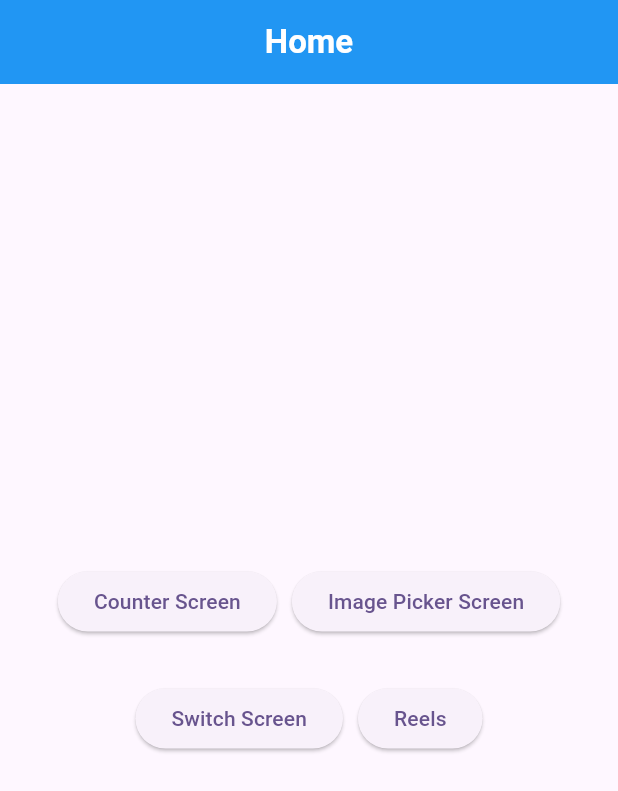
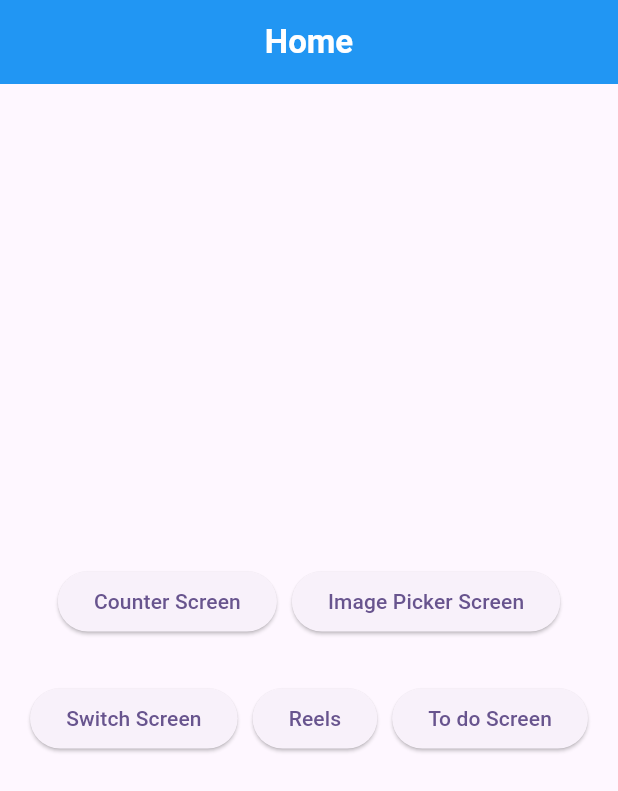
Before and after one commit to Muhammadkhabab/counter-app-bloc, a Flutter app: the screen it shows after launch, on a phone screen of 412 x 824 dp. Shown: the top 791 px of the screen. Run offline on Flutter 3.47's test engine with Material 3 defaults, Android fonts, the phone set to English and light mode, and no system bars; our stand-ins replace bloc, equatable, flutter_bloc, google_fonts, image_picker; missing offline and left inert: comment_box, whitecodel_reels.

Commit message:
home screeen refactor

```diff
--- a/lib/ui/screens/home_screen.dart
+++ b/lib/ui/screens/home_screen.dart
@@ -1,6 +1,7 @@
 import 'package:bloc_counter_app/reels/reels..dart';
 import 'package:bloc_counter_app/ui/screens/counter_home_screen.dart';
 import 'package:bloc_counter_app/ui/screens/switch_example_screen.dart';
+import 'package:bloc_counter_app/ui/screens/todo_screen.dart';
 import 'package:flutter/material.dart';
 
 import 'image_picker_screen.dart';
@@ -65,6 +66,12 @@ class _HomeScreenState extends State<HomeScreen> {
                 },
                 child: Text('Reels'),
               ),
+              ElevatedButton(
+                onPressed: () {
+                  Navigator.push(context, MaterialPageRoute(builder: (context) => TodoScreen()));
+                },
+                child: Text('To do Screen'),
+              ),
             ],
           )
         ],
```
